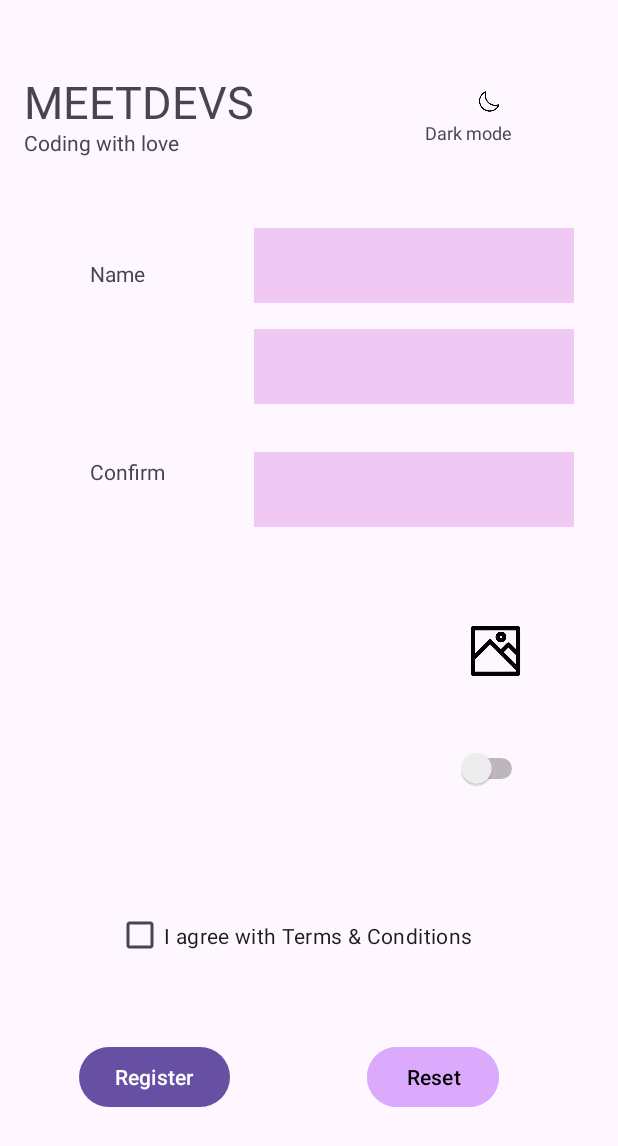
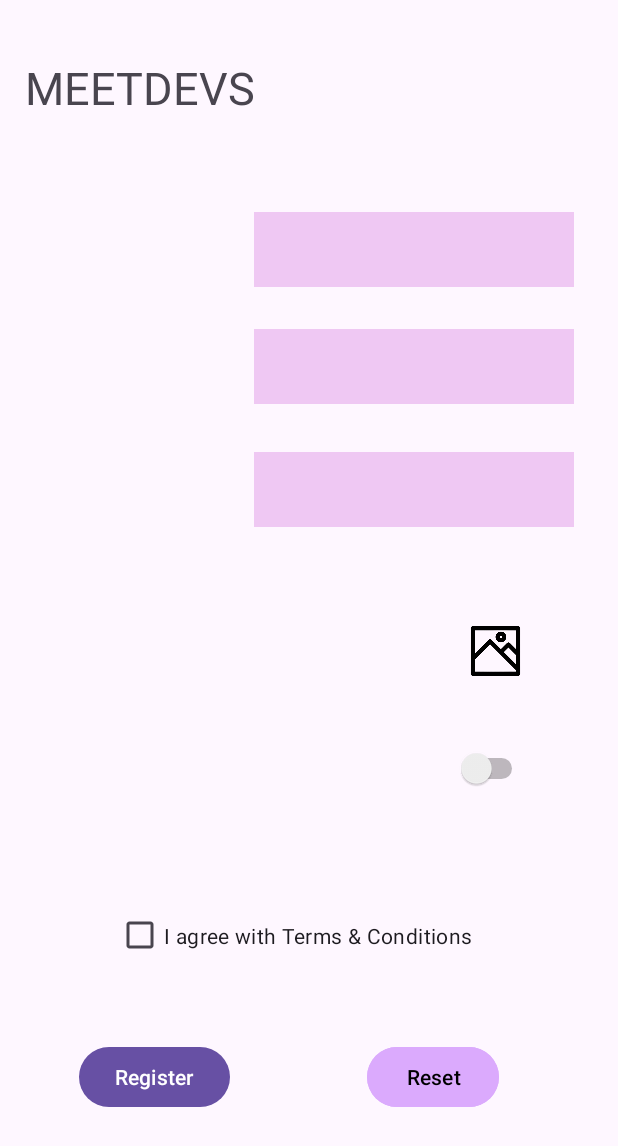
Before and after one commit to dezzzx/DisenoUI, an Android app: the screen it shows after launch (MainActivity), on a phone screen of 412 x 824 dp. Shown: the top 1146 px of the screen. Run offline under Robolectric (Android 15) with nearby library versions, the phone set to English and light mode, and no system bars.

```diff
--- a/app/src/main/res/layout/activity_main.xml
+++ b/app/src/main/res/layout/activity_main.xml
@@ -11,14 +11,15 @@
         android:id="@+id/editTextText3"
         android:layout_width="213dp"
         android:layout_height="50dp"
+        android:layout_marginStart="169dp"
         android:layout_marginTop="312dp"
+        android:layout_marginEnd="29dp"
         android:layout_marginBottom="484dp"
         android:background="@color/morado"
         android:ems="10"
         android:inputType="text"
         app:layout_constraintBottom_toBottomOf="parent"
         app:layout_constraintEnd_toEndOf="parent"
-        app:layout_constraintHorizontal_bias="0.853"
         app:layout_constraintStart_toStartOf="parent"
         app:layout_constraintTop_toTopOf="parent" />
 
@@ -42,80 +43,91 @@
         android:id="@+id/textView3"
         android:layout_width="169dp"
         android:layout_height="38dp"
+        android:layout_marginStart="16dp"
+        android:layout_marginTop="49dp"
+        android:layout_marginEnd="226dp"
+        android:layout_marginBottom="759dp"
         android:fontFamily="sans-serif"
         android:text="MEETDEVS"
         android:textSize="30sp"
         app:layout_constraintBottom_toBottomOf="parent"
         app:layout_constraintEnd_toEndOf="parent"
-        app:layout_constraintHorizontal_bias="0.066"
         app:layout_constraintStart_toStartOf="parent"
-        app:layout_constraintTop_toTopOf="parent"
-        app:layout_constraintVertical_bias="0.06" />
+        app:layout_constraintTop_toTopOf="parent" />
 
     <TextView
         android:id="@+id/textView2"
         android:layout_width="125dp"
         android:layout_height="19dp"
+        android:layout_marginStart="16dp"
+        android:layout_marginTop="87dp"
+        android:layout_marginEnd="270dp"
+        android:layout_marginBottom="740dp"
         android:text="Coding with love"
         android:textSize="14sp"
+        app:layout_constraintBottom_toBottomOf="parent"
         app:layout_constraintEnd_toEndOf="parent"
-        app:layout_constraintHorizontal_bias="0.055"
         app:layout_constraintStart_toStartOf="parent"
-        app:layout_constraintTop_toBottomOf="@+id/textView3" />
+        app:layout_constraintTop_toTopOf="parent" />
 
     <TextView
         android:id="@+id/textView4"
         android:layout_width="wrap_content"
         android:layout_height="wrap_content"
+        android:layout_marginStart="283dp"
+        android:layout_marginTop="82dp"
+        android:layout_marginEnd="70dp"
+        android:layout_marginBottom="748dp"
         android:text="Dark mode"
         android:textSize="12sp"
         app:layout_constraintBottom_toBottomOf="parent"
         app:layout_constraintEnd_toEndOf="parent"
-        app:layout_constraintHorizontal_bias="0.801"
         app:layout_constraintStart_toStartOf="parent"
-        app:layout_constraintTop_toTopOf="parent"
-        app:layout_constraintVertical_bias="0.099" />
+        app:layout_constraintTop_toTopOf="parent" />
 
     <ImageView
         android:id="@+id/imageView2"
         android:layout_width="18dp"
         android:layout_height="19dp"
+        android:layout_marginStart="317dp"
+        android:layout_marginTop="60dp"
+        android:layout_marginEnd="76dp"
+        android:layout_marginBottom="767dp"
         app:layout_constraintBottom_toBottomOf="parent"
         app:layout_constraintEnd_toEndOf="parent"
-        app:layout_constraintHorizontal_bias="0.634"
-        app:layout_constraintStart_toEndOf="@+id/textView3"
+        app:layout_constraintStart_toStartOf="parent"
         app:layout_constraintTop_toTopOf="parent"
-        app:layout_constraintVertical_bias="0.073"
         app:srcCompat="@drawable/luna" />
 
     <EditText
         android:id="@+id/editTextText"
         android:layout_width="213dp"
         android:layout_height="50dp"
+        android:layout_marginStart="169dp"
         android:layout_marginTop="152dp"
+        android:layout_marginEnd="29dp"
+        android:layout_marginBottom="644dp"
         android:background="@color/morado"
         android:ems="10"
         android:inputType="text"
-        app:layout_constraintBottom_toTopOf="@+id/editTextText2"
+        app:layout_constraintBottom_toBottomOf="parent"
         app:layout_constraintEnd_toEndOf="parent"
-        app:layout_constraintHorizontal_bias="0.853"
         app:layout_constraintStart_toStartOf="parent"
-        app:layout_constraintTop_toTopOf="parent"
-        app:layout_constraintVertical_bias="0.0" />
+        app:layout_constraintTop_toTopOf="parent" />
 
     <TextView
         android:id="@+id/textView7"
         android:layout_width="wrap_content"
         android:layout_height="wrap_content"
         android:layout_marginStart="60dp"
-        android:layout_marginTop="68dp"
+        android:layout_marginTop="174dp"
+        android:layout_marginEnd="314dp"
+        android:layout_marginBottom="653dp"
         android:text="Name"
-        app:layout_constraintBottom_toTopOf="@+id/textView8"
-        app:layout_constraintEnd_toStartOf="@+id/editTextText"
-        app:layout_constraintHorizontal_bias="0.0"
+        app:layout_constraintBottom_toBottomOf="parent"
+        app:layout_constraintEnd_toEndOf="parent"
         app:layout_constraintStart_toStartOf="parent"
-        app:layout_constraintTop_toBottomOf="@+id/textView2"
-        app:layout_constraintVertical_bias="0.0" />
+        app:layout_constraintTop_toTopOf="parent" />
 
     <TextView
         android:id="@+id/textView8"
@@ -136,14 +148,14 @@
         android:layout_width="wrap_content"
         android:layout_height="wrap_content"
         android:layout_marginStart="60dp"
+        android:layout_marginTop="327dp"
+        android:layout_marginEnd="301dp"
         android:layout_marginBottom="500dp"
         android:text="Confirm"
         app:layout_constraintBottom_toBottomOf="parent"
-        app:layout_constraintEnd_toStartOf="@+id/editTextText3"
-        app:layout_constraintHorizontal_bias="0.0"
+        app:layout_constraintEnd_toEndOf="parent"
         app:layout_constraintStart_toStartOf="parent"
-        app:layout_constraintTop_toBottomOf="@+id/textView8"
-        app:layout_constraintVertical_bias="1.0" />
+        app:layout_constraintTop_toTopOf="parent" />
 
     <TextView
         android:id="@+id/textView12"
```
